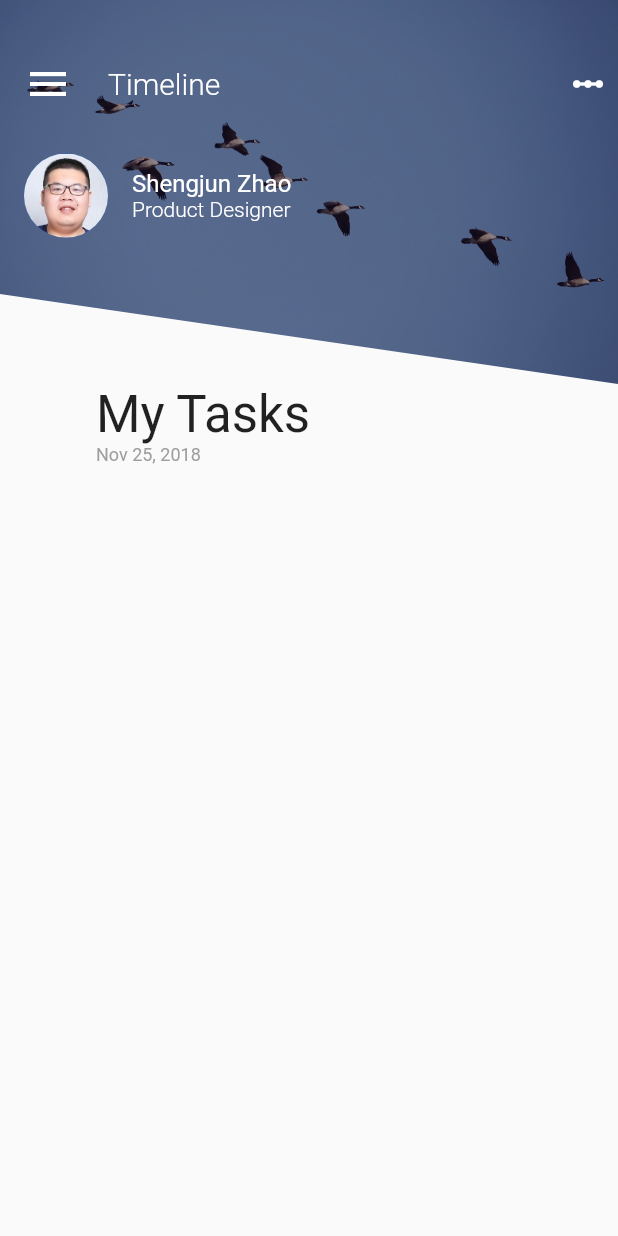
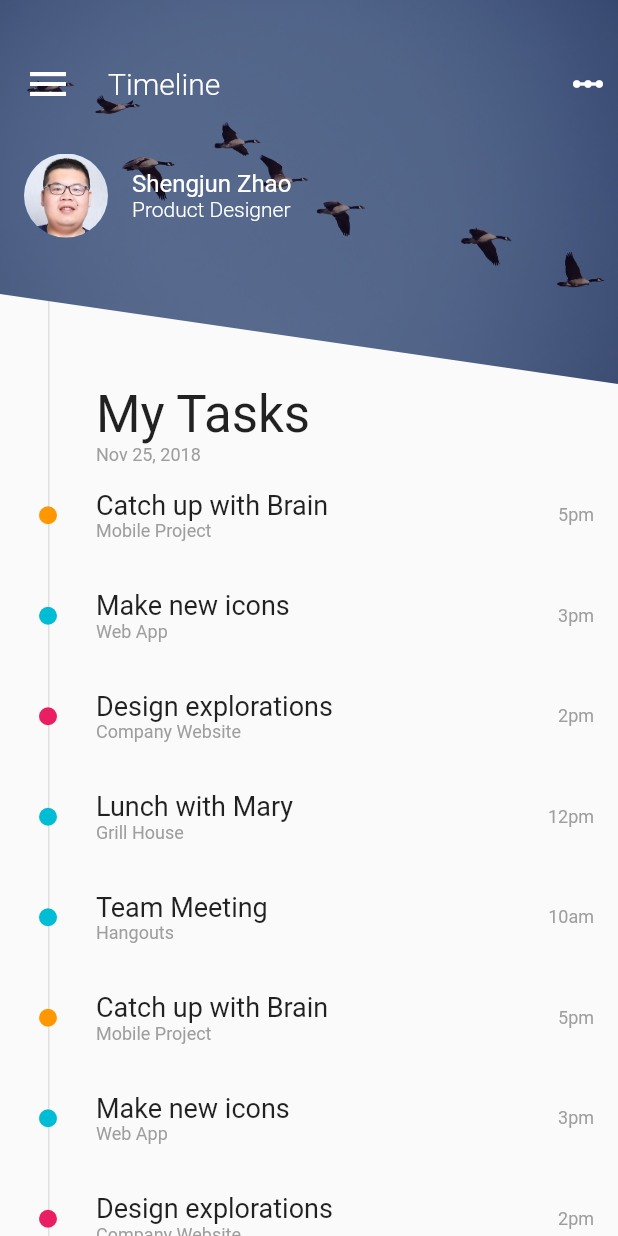
Before and after one commit to zhaoshengjun/flutter_list_ui, a Flutter app: the screen it shows after launch, on a phone screen of 412 x 824 dp. Run offline on Flutter 3.47's test engine with Material 2 defaults, Android fonts, the phone set to English and light mode, and no system bars.

Commit message:
put together for task list

```diff
--- a/lib/main.dart
+++ b/lib/main.dart
@@ -1,6 +1,8 @@
 import 'package:flutter/material.dart';
 import 'package:flutter/rendering.dart';
 import 'diagonal_clipper.dart';
+import 'task.dart';
+import 'task_row.dart';
 
 void main() {
   debugPaintSizeEnabled = false;
@@ -132,7 +134,11 @@ class _MyHomePageState extends State<MyHomePage> {
   }
 
   Widget _buildTasksList() {
-    return new Container();
+    return new Expanded(
+      child: new ListView(
+        children: tasks.map((task) => new TaskRow(task: task)).toList(),
+      ),
+    );
   }
 
   Widget _buildMyTasksHeader() {
@@ -163,7 +169,7 @@ class _MyHomePageState extends State<MyHomePage> {
         width: 1.0,
         color: Colors.grey[300],
       ),
-    )
+    );
   }
 
   @override
@@ -171,6 +177,7 @@ class _MyHomePageState extends State<MyHomePage> {
     return new Scaffold(
       body: new Stack(
         children: <Widget>[
+          _buildTimeline(),
           _buildImage(),
           _buildTopHeader(),
           _buildProfileRow(),
--- a/lib/task.dart
+++ b/lib/task.dart
@@ -8,13 +8,68 @@ class Task {
   final Color color;
   final bool completed;
 
-  Task({this.name,this.category, this.time, this.color, this.completed})
+  Task({this.name, this.category, this.time, this.color, this.completed});
 }
 
 List<Task> tasks = [
-  new Task(name:'Catch up with Brain', category: 'Mobile Project', time:'5pm',color: Colors.orange,completed: false),
-  new Task(name:'Make new icons', category: 'Web App', time:'3pm',color: Colors.cyan,completed: true),
-  new Task(name:'Design explorations', category: 'Company Website', time:'2pm',color: Colors.pink,completed: false),
-  new Task(name:'Lunch with Mary', category: 'Grill House', time:'12pm',color: Colors.cyan,completed: true),
-  new Task(name:'Team Meeting', category: 'Hangouts', time:'10am',color: Colors.cyan,completed: true),
+  new Task(
+      name: 'Catch up with Brain',
+      category: 'Mobile Project',
+      time: '5pm',
+      color: Colors.orange,
+      completed: false),
+  new Task(
+      name: 'Make new icons',
+      category: 'Web App',
+      time: '3pm',
+      color: Colors.cyan,
+      completed: true),
+  new Task(
+      name: 'Design explorations',
+      category: 'Company Website',
+      time: '2pm',
+      color: Colors.pink,
+      completed: false),
+  new Task(
+      name: 'Lunch with Mary',
+      category: 'Grill House',
+      time: '12pm',
+      color: Colors.cyan,
+      completed: true),
+  new Task(
+      name: 'Team Meeting',
+      category: 'Hangouts',
+      time: '10am',
+      color: Colors.cyan,
+      completed: true),
+  new Task(
+      name: 'Catch up with Brain',
+      category: 'Mobile Project',
+      time: '5pm',
+      color: Colors.orange,
+      completed: false),
+  new Task(
+      name: 'Make new icons',
+      category: 'Web App',
+      time: '3pm',
+      color: Colors.cyan,
+      completed: true),
+  new Task(
+      name: 'Design explorations',
+      category: 'Company Website',
+      time: '2pm',
+      color: Colors.pink,
+      completed: false),
+  new Task(
+      name: 'Lunch with Mary',
+      category: 'Grill House',
+      time: '12pm',
+      color: Colors.cyan,
+      completed: true),
+  new Task(
+      name: 'Team Meeting',
+      category: 'Hangouts',
+      time: '10am',
+      color: Colors.cyan,
+      completed: true),
 ];
--- /dev/null
+++ b/lib/task_row.dart
@@ -0,0 +1,56 @@
+import 'package:flutter/widgets.dart';
+import 'package:flutter/material.dart';
+import 'task.dart';
+
+class TaskRow extends StatefulWidget {
+  final Task task;
+  final double dotSize = 12.0;
+  const TaskRow({Key key, this.task}) : super(key: key);
+
+  _TaskRowState createState() => _TaskRowState();
+}
+
+class _TaskRowState extends State<TaskRow> {
+  @override
+  Widget build(BuildContext context) {
+    return new Padding(
+      padding: const EdgeInsets.symmetric(vertical: 16.0),
+      child: new Row(
+        children: <Widget>[
+          new Padding(
+            padding:
+                new EdgeInsets.symmetric(horizontal: 32.0 - widget.dotSize / 2),
+            child: new Container(
+              height: widget.dotSize,
+              width: widget.dotSize,
+              decoration: new BoxDecoration(
+                  shape: BoxShape.circle, color: widget.task.color),
+            ),
+          ),
+          new Expanded(
+            child: new Column(
+              crossAxisAlignment: CrossAxisAlignment.start,
+              children: <Widget>[
+                new Text(
+                  widget.task.name,
+                  style: new TextStyle(fontSize: 18.0),
+                ),
+                new Text(
+                  widget.task.category,
+                  style: new TextStyle(fontSize: 12.0, color: Colors.grey),
+                )
+              ],
+            ),
+          ),
+          new Padding(
+            padding: const EdgeInsets.only(right: 16.0),
+            child: new Text(
+              widget.task.time,
+              style: new TextStyle(fontSize: 12.0, color: Colors.grey),
+            ),
+          ),
+        ],
+      ),
+    );
+  }
+}
```
